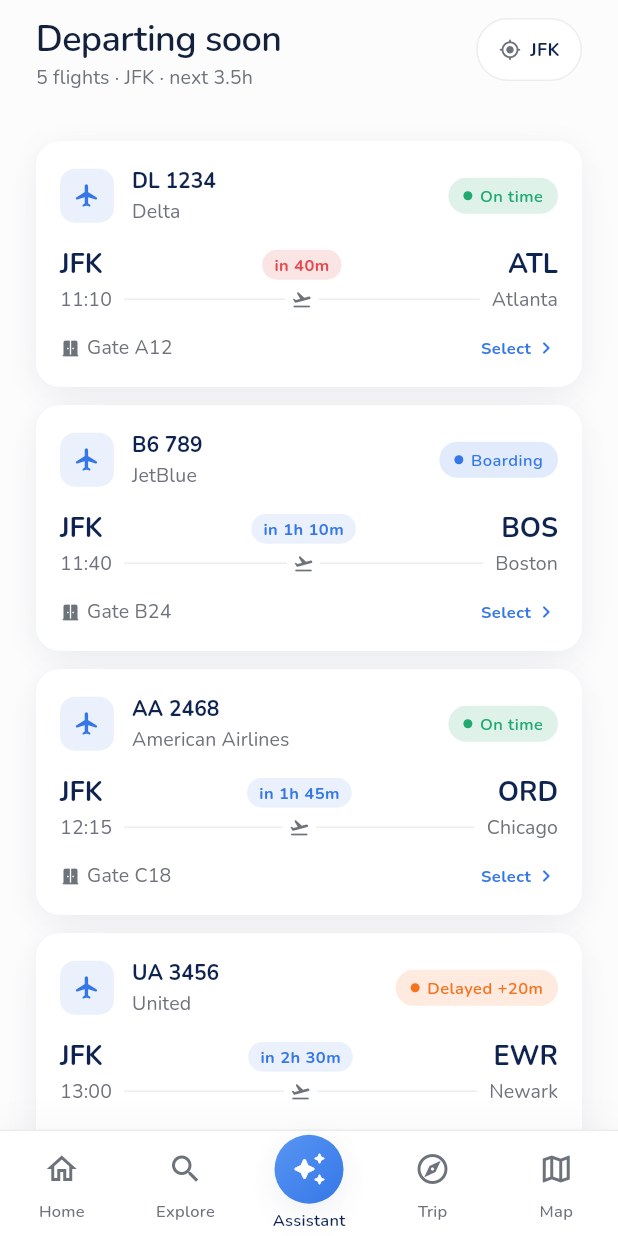
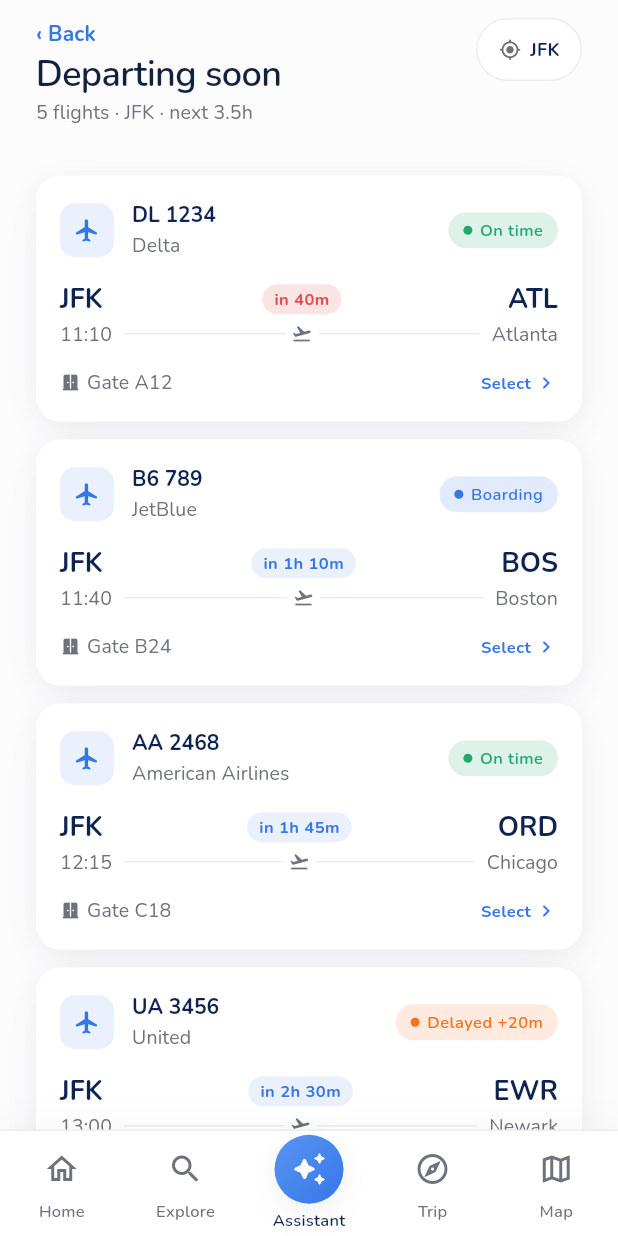
Before and after one commit to meitarmatzner16-create/airportnav, a Flutter app: the FlightsBoardScreen screen opened by its route, on a phone screen of 412 x 824 dp. Run offline on Flutter 3.47's test engine with Material 3 defaults, Android fonts, the phone set to English and light mode, and no system bars; our stand-ins replace flutter_riverpod, go_router, google_fonts, hive, hive_flutter, shared_preferences and 3 more; accounts and stored records are empty.

Commit message:
feat(journey): the flight board stays one tap away
Committing to a flight forever punished a traveller for changing their mind.
The journey header now carries a Change flight link that opens the full
departures board; picking a different flight there rebuilds the journey
around it.

The board itself gains the back affordance it never needed as a tab, and its
selection snackbar returns to the trip instead of the old Home.

Co-Authored-By: Claude Opus 4.8 <noreply@anthropic.com>

```diff
--- a/lib/features/flight/presentation/screens/flights_board_screen.dart
+++ b/lib/features/flight/presentation/screens/flights_board_screen.dart
@@ -44,6 +44,20 @@ class FlightsBoardScreen extends ConsumerWidget {
                     child: Column(
                       crossAxisAlignment: CrossAxisAlignment.start,
                       children: [
+                        // Pushed from the journey now, so it needs a way back.
+                        InkWell(
+                          onTap: () => context.canPop()
+                              ? context.pop()
+                              : context.go('/journey'),
+                          child: Text(
+                            '‹ Back',
+                            style: theme.textTheme.labelLarge?.copyWith(
+                              color: isDark ? AppColors.dSky : AppColors.sky,
+                              fontWeight: FontWeight.w700,
+                            ),
+                          ),
+                        ),
+                        const SizedBox(height: 3),
                         Text('Departing soon',
                             style: theme.textTheme.displaySmall),
                         const SizedBox(height: 2),
@@ -95,9 +109,11 @@ class FlightsBoardScreen extends ConsumerWidget {
                                 '${flight.flightNumber} is now your flight'),
                             duration: const Duration(seconds: 3),
                             action: SnackBarAction(
-                              label: 'View',
+                              label: 'Back to trip',
                               textColor: Colors.white,
-                              onPressed: () => context.go('/home'),
+                              onPressed: () => context.canPop()
+                                  ? context.pop()
+                                  : context.go('/journey'),
                             ),
                           ),
                         );
```
Also changed, not shown: lib/features/journey/presentation/screens/journey_screen.dart (+15 -0 lines), 1 other file.
